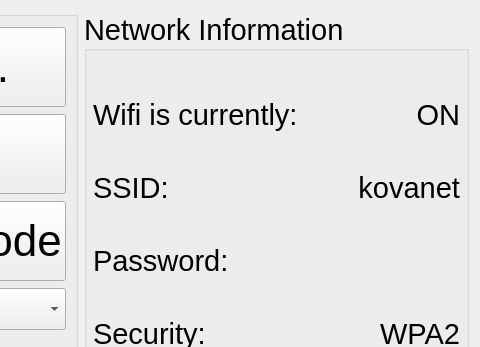
This is ui/NetworkSettingsWidget.ui in kipr/botui as Qt 5 draws it before an edit; both pictures show x 320 to 800 and y 0 to 347 of the 800 by 480 pixel window. The edited form follows.
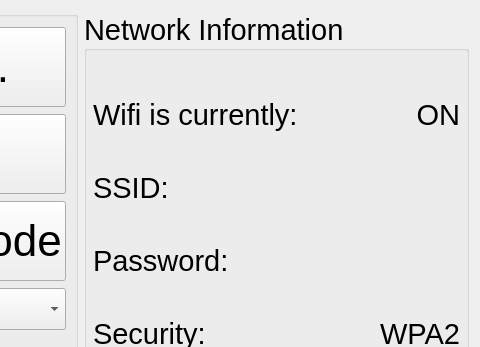
This is the edited form. Icons and pictures are not drawn.

```diff
--- a/ui/NetworkSettingsWidget.ui
+++ b/ui/NetworkSettingsWidget.ui
@@ -250,7 +250,7 @@
              </font>
             </property>
             <property name="text">
-             <string>kovanet</string>
+             <string/>
             </property>
             <property name="alignment">
              <set>Qt::AlignRight|Qt::AlignTrailing|Qt::AlignVCenter</set>
```
